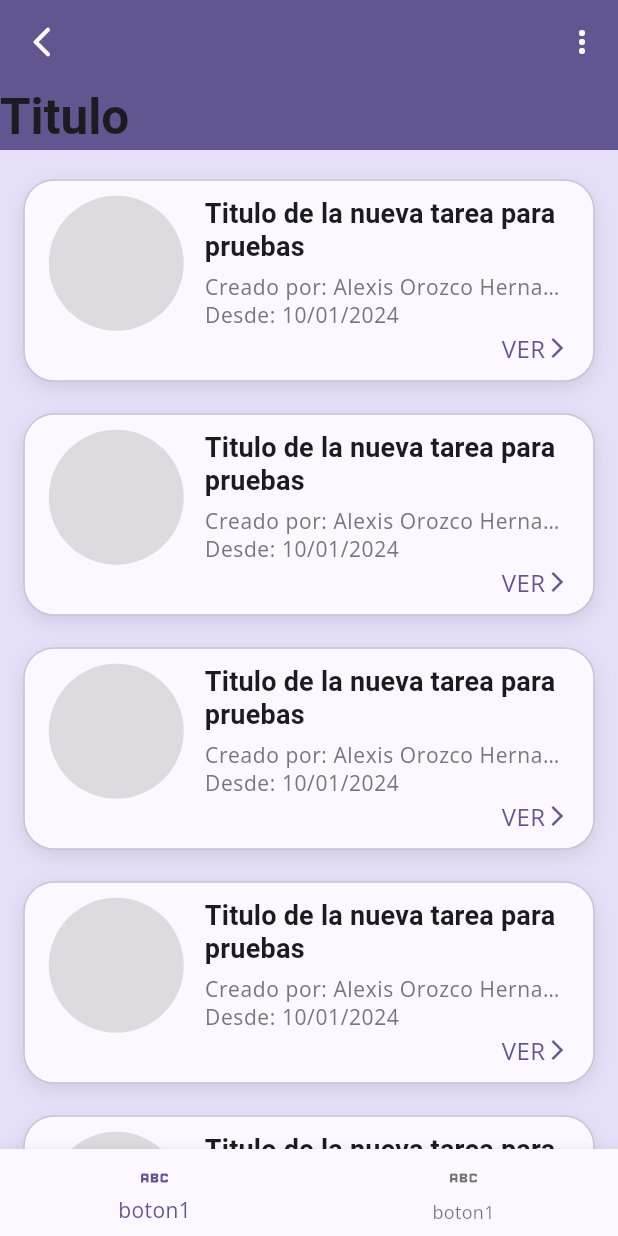
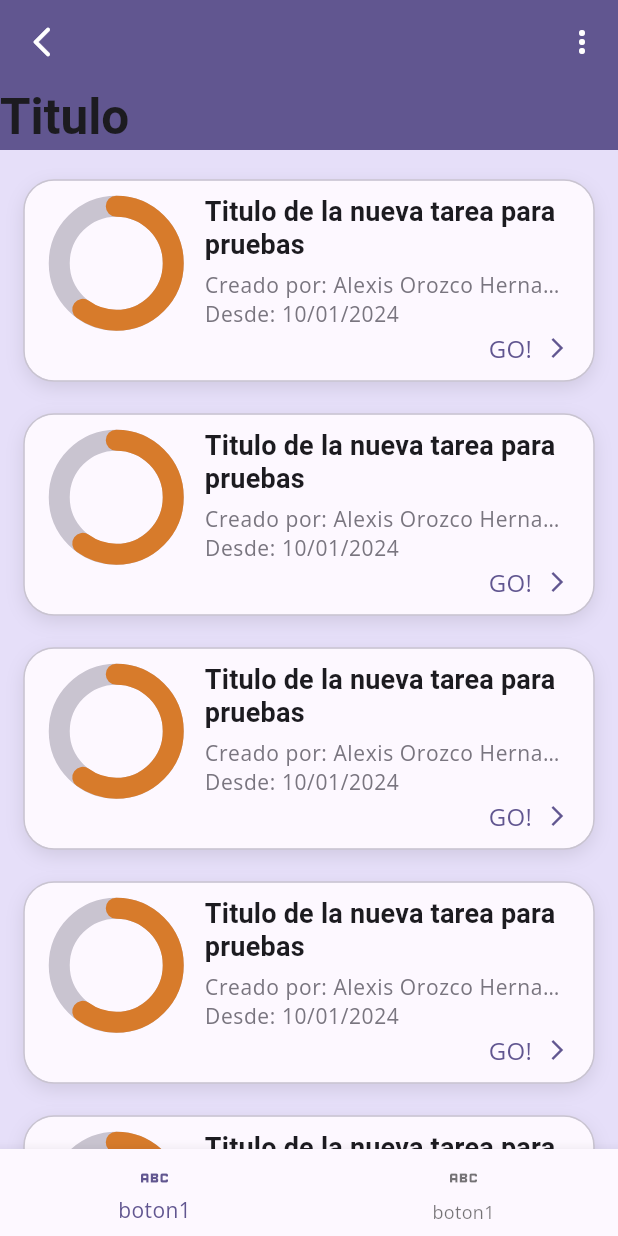
Before and after one commit to Alex10-dev/flutter-tasks-app, a Flutter app: the screen it shows after launch, on a phone screen of 412 x 824 dp. Run offline on Flutter 3.47's test engine with Material 3 defaults, Android fonts, the phone set to English and light mode, and no system bars; our stand-ins replace google_fonts.

Commit message:
Circular Progress Indicator

```diff
--- /dev/null
+++ b/lib/presentation/widgets/shared/custom_circular_progress.dart
@@ -0,0 +1,124 @@
+import 'package:flutter/material.dart';
+import 'dart:math';
+
+class CustomCircularProgress extends StatefulWidget {
+
+  final Color? circleBackground;
+  final Color? progressColor;
+  final double percent;
+  final double? strokeWidth;
+
+  const CustomCircularProgress({
+    super.key,
+    required this.percent,
+    this.strokeWidth = 10,
+    this.circleBackground,
+    this.progressColor,
+  });
+
+  @override
+  State<CustomCircularProgress> createState() => _CustomCircularProgressState();
+}
+
+class _CustomCircularProgressState extends State<CustomCircularProgress> with SingleTickerProviderStateMixin {
+
+  late AnimationController progressController;
+  double oldPercent = 0;
+
+  @override
+  void initState() {
+    progressController = AnimationController(vsync: this, duration: const Duration(milliseconds: 900));
+
+    super.initState();
+  }
+
+  @override
+  void dispose() {
+    progressController.dispose();
+    super.dispose();
+  }
+
+  @override
+  Widget build(BuildContext context) {
+
+    final colorScheme = Theme.of(context).colorScheme;
+
+    double diferenceToAnimate = widget.percent - oldPercent;
+    double startPercent = oldPercent;
+
+    oldPercent = widget.percent;
+    progressController.forward(from: 0);
+
+    return AnimatedBuilder(
+      animation: progressController,
+      builder: (context, child) {
+        return Container(
+          padding: EdgeInsets.all( widget.strokeWidth! * 0.5 ), //the half of the stroke paint
+          width: double.infinity,
+          height: double.infinity,
+          child: CustomPaint(
+            painter: _RadialProgress(
+              percent: startPercent + (diferenceToAnimate * progressController.value),
+              backgroundColor: widget.circleBackground != null ? widget.circleBackground! : colorScheme.outlineVariant,
+              mainColor: widget.progressColor != null ? widget.progressColor! : colorScheme.primary,
+              strokeWidth: widget.strokeWidth!
+            ),
+          ),
+        );
+      },
+    );
+  }
+}
+
+class _RadialProgress extends CustomPainter {
+
+  final double percent;
+  final Color backgroundColor;
+  final Color mainColor;
+  final double strokeWidth;
+
+  _RadialProgress({
+    required this.percent,
+    required this.backgroundColor,
+    required this.mainColor,
+    required this.strokeWidth,
+  });
+
+
+  @override
+  void paint(Canvas canvas, Size size) {
+
+    final circlePaint = Paint()
+      ..strokeWidth = strokeWidth
+      ..color = backgroundColor
+      ..style = PaintingStyle.stroke;
+
+    Offset center = Offset(size.width * 0.5, size.height * 0.5);
+    double radius = min(size.width * 0.5, size.height * 0.5);
+    canvas.drawCircle(center, radius, circlePaint);
+
+
+    final arcPaint = Paint()
+      ..strokeWidth = strokeWidth
+      ..color = mainColor
+      ..style = PaintingStyle.stroke
+      ..strokeCap = StrokeCap.round;
+
+    double arcAngle = (2 * pi) * (percent / 100);
+    canvas.drawArc(
+      Rect.fromCircle(center: center, radius: radius),
+      -pi * 0.5,
+      arcAngle,
+      false,
+      arcPaint
+    );
+
+
+  }
+
+  @override
+  bool shouldRepaint(covariant CustomPainter oldDelegate) {
+    return true;
+  }
+
+}
--- /dev/null
+++ b/lib/presentation/widgets/shared/custom_text_button.dart
@@ -0,0 +1,64 @@
+import 'package:flutter/material.dart';
+
+class CustomTextButton extends StatefulWidget {
+
+  final Color? textColor1;
+  final Color? textColor2;
+  final String text;
+
+  const CustomTextButton({
+    super.key,
+    required this.text,
+    this.textColor1 = Colors.blueAccent,
+    this.textColor2 = Colors.blue,
+  });
+
+  @override
+  State<CustomTextButton> createState() => _CustomTextButtonState();
+}
+
+class _CustomTextButtonState extends State<CustomTextButton> {
+
+   late Color _currentColor;
+
+  @override
+  void initState() {
+    super.initState();
+    _currentColor = widget.textColor1!;
+  }
+
+  @override
+  Widget build(BuildContext context) {
+
+    final textStyles = Theme.of(context).textTheme;
+
+    return GestureDetector(
+      onTapDown: (_) => _toggleColor(true),
+      onTapUp: (_) => _toggleColor(false),
+      onTapCancel: () => _toggleColor(false),
+      child: Row(
+        children: [
+          Text(widget.text, style: textStyles.bodyMedium!.copyWith(color: _currentColor)),
+          Icon(Icons.arrow_forward_ios_outlined, size: 16, color: _currentColor)
+        ],
+      ),
+    );
+  }
+
+  void _toggleColor(bool isPressedDown) {
+    if ( isPressedDown ) {
+      return setState(() {
+        _currentColor = widget.textColor2!;
+      });
+    }
+
+    Future.delayed(const Duration(milliseconds: 120), () {
+      if (mounted) {
+        return setState(() {
+          _currentColor = widget.textColor1!;
+        });
+      }
+    });
+  }
+
+}
--- a/lib/presentation/widgets/tasks/task_card.dart
+++ b/lib/presentation/widgets/tasks/task_card.dart
@@ -1,5 +1,6 @@
 
 import 'package:flutter/material.dart';
+import 'package:task_app/presentation/widgets/widgets.dart';
 
 class TaskCard extends StatelessWidget {
 
@@ -45,9 +46,18 @@ class TaskCard extends StatelessWidget {
             children: [
               Row(
                 children: <Widget>[
-                  const Align(
+                  Align(
                     alignment: Alignment.topCenter,
-                    child: CustomProgressCircular()
+                    child: SizedBox(
+                      height: 90,
+                      width: 90,
+                      child: CustomCircularProgress(
+                        percent: 60,
+                        circleBackground: colorScheme.outlineVariant,
+                        progressColor: colorScheme.tertiary,
+                        strokeWidth: 14,
+                      )
+                    )
                   ),
                   const SizedBox(width: 14),
                   _BasicInfoTask(textStyles: textStyles, colorScheme: colorScheme)
@@ -56,16 +66,10 @@ class TaskCard extends StatelessWidget {
               Row(
                 mainAxisAlignment: MainAxisAlignment.end,
                 children: [
-                  GestureDetector(
-                    onTap: () {
-                      print('prueba');
-                    },
-                    child: Row(
-                      children: [
-                        Text('VER', style: textStyles.bodyMedium!.copyWith(color: colorScheme.primary)),
-                        Icon(Icons.arrow_forward_ios_outlined, size: 16, color: colorScheme.primary)
-                      ],
-                    ),
+                  CustomTextButton(
+                    text: 'GO!  ',
+                    textColor1: colorScheme.primary,
+                    textColor2: colorScheme.onPrimaryContainer,
                   )
                 ],
               )
@@ -76,6 +80,8 @@ class TaskCard extends StatelessWidget {
     );
   }
 }
+
+
 
 class _BasicInfoTask extends StatelessWidget {
   const _BasicInfoTask({
@@ -89,6 +95,8 @@ class _BasicInfoTask extends StatelessWidget {
   @override
   Widget build(BuildContext context) {
     return Expanded(
+      child: SizedBox(
+        height: 90,
         child: Column(
           mainAxisAlignment: MainAxisAlignment.start,
           crossAxisAlignment: CrossAxisAlignment.start,
@@ -114,23 +122,6 @@ class _BasicInfoTask extends StatelessWidget {
             ),
           ],
         ),
-    );
-  }
-}
-
-class CustomProgressCircular extends StatelessWidget {
-  const CustomProgressCircular({
-    super.key,
-  });
-
-  @override
-  Widget build(BuildContext context) {
-    return Container(
-      width: 90,
-      height: 90,
-      decoration: BoxDecoration(
-        borderRadius: BorderRadius.circular(100),
-        color: Colors.black12
       ),
     );
   }
--- a/lib/presentation/widgets/widgets.dart
+++ b/lib/presentation/widgets/widgets.dart
@@ -1,2 +1,6 @@
-export  'package:task_app/presentation/widgets/tasks/task_card.dart';
+export 'package:task_app/presentation/widgets/shared/custom_circular_progress.dart';
+
+export 'package:task_app/presentation/widgets/shared/custom_text_button.dart';
+
+export 'package:task_app/presentation/widgets/tasks/task_card.dart';
 export 'package:task_app/presentation/widgets/tasks/custom_scroll_list.dart';
```
Also changed, not shown: lib/presentation/widgets/test.dart (added). Lines whose indentation alone changed are shown as unchanged.
